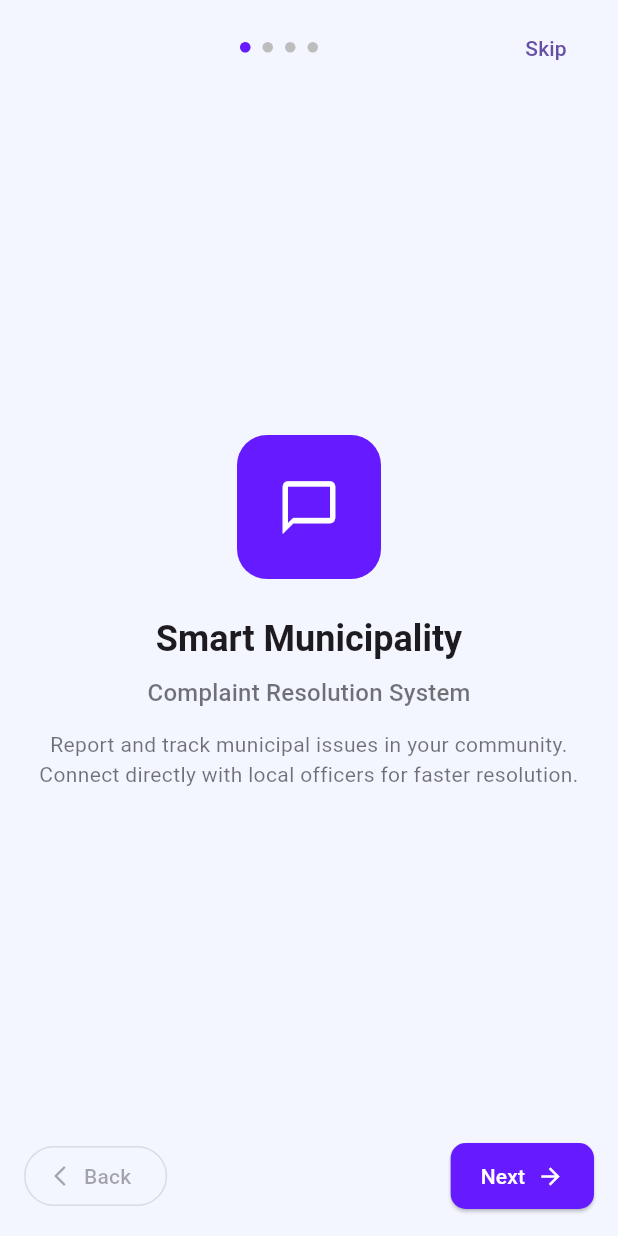
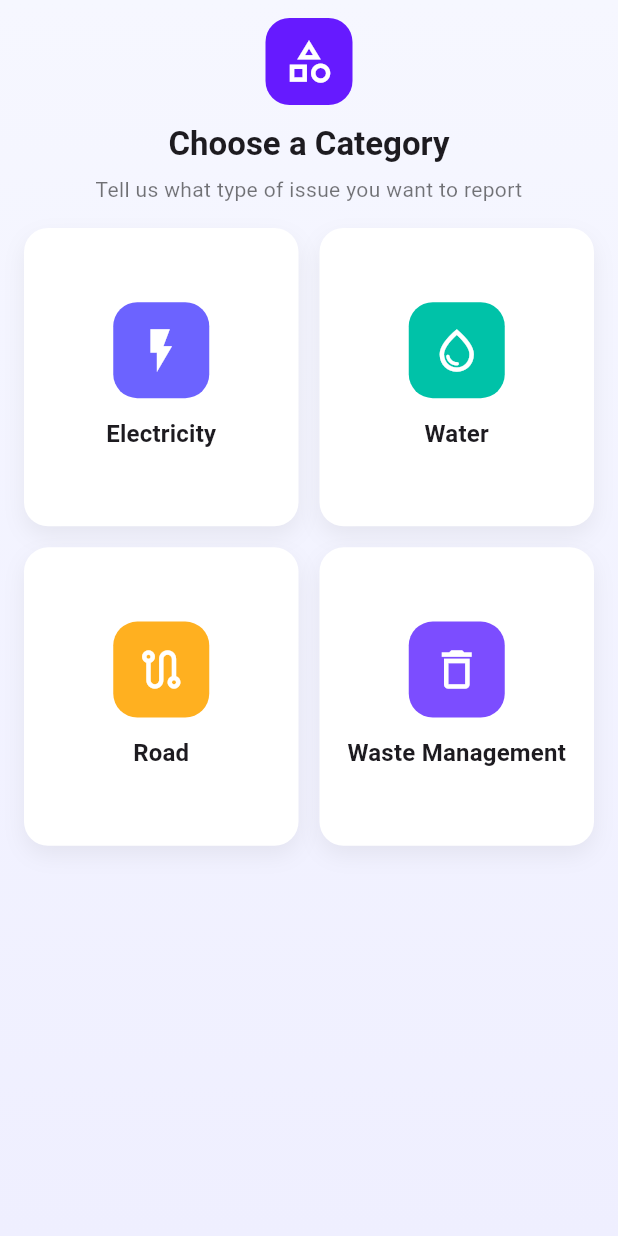
Before and after one commit to ShegerNext/ShegerNext-Mobile, a Flutter app: the screen it shows after launch, on a phone screen of 412 x 824 dp. Run offline on Flutter 3.47's test engine with Material 3 defaults, Android fonts, the phone set to English and light mode, and no system bars; our stand-ins replace bloc, dartz, dio, equatable, flutter_bloc, flutter_secure_storage and 5 more.

Commit message:
add category selection page

```diff
--- a/shegernext/lib/core/config/app_router.dart
+++ b/shegernext/lib/core/config/app_router.dart
@@ -9,9 +9,10 @@ import 'package:shegernext/injection_container.dart';
 import 'package:shegernext/features/complaints/presentation/bloc/complaints_bloc.dart';
 import 'package:shegernext/features/auth/presentation/screens/login_page.dart';
 import 'package:shegernext/features/auth/presentation/screens/signup_page.dart';
+import 'package:shegernext/features/categories/presentation/screens/category_select_page.dart';
 
 final GoRouter appRouter = GoRouter(
-  initialLocation: RouteNames.onboarding,
+  initialLocation: RouteNames.categorySelect,
   routes: <RouteBase>[
     GoRoute(
       path: RouteNames.onboarding,
@@ -38,14 +39,23 @@ final GoRouter appRouter = GoRouter(
           const MaterialPage(child: SignupPage()),
     ),
     GoRoute(
+      path: RouteNames.categorySelect,
+      name: RouteNames.categorySelect,
+      pageBuilder: (BuildContext context, GoRouterState state) =>
+          const MaterialPage(child: CategorySelectPage()),
+    ),
+    GoRoute(
       path: RouteNames.submitComplaint,
       name: RouteNames.submitComplaint,
-      pageBuilder: (BuildContext context, GoRouterState state) => MaterialPage(
-        child: BlocProvider(
-          create: (_) => sl<ComplaintsBloc>(),
-          child: const SubmitComplaintPage(),
-        ),
-      ),
+      pageBuilder: (BuildContext context, GoRouterState state) {
+        final String? category = state.extra as String?;
+        return MaterialPage(
+          child: BlocProvider(
+            create: (_) => sl<ComplaintsBloc>(),
+            child: SubmitComplaintPage(initialCategory: category),
+          ),
+        );
+      },
     ),
   ],
 );
--- a/shegernext/lib/core/config/route_names.dart
+++ b/shegernext/lib/core/config/route_names.dart
@@ -5,4 +5,5 @@ class RouteNames {
   static const String submitComplaint = '/submit-complaint';
   static const String login = '/auth/login';
   static const String signup = '/auth/signup';
+  static const String categorySelect = '/category-select';
 }
--- /dev/null
+++ b/shegernext/lib/features/categories/presentation/screens/category_select_page.dart
@@ -0,0 +1,157 @@
+import 'package:flutter/material.dart';
+import 'package:go_router/go_router.dart';
+import 'package:shegernext/core/config/route_names.dart';
+
+class CategorySelectPage extends StatelessWidget {
+  const CategorySelectPage({super.key});
+
+  @override
+  Widget build(BuildContext context) {
+    return Scaffold(
+      body: Container(
+        decoration: const BoxDecoration(
+          gradient: LinearGradient(
+            colors: <Color>[Color(0xFFF6F7FF), Color(0xFFEFEFFF)],
+            begin: Alignment.topCenter,
+            end: Alignment.bottomCenter,
+          ),
+        ),
+        child: SafeArea(
+          child: Padding(
+            padding: const EdgeInsets.fromLTRB(16, 12, 16, 12),
+            child: Column(
+              crossAxisAlignment: CrossAxisAlignment.center,
+              children: <Widget>[
+                Container(
+                  decoration: BoxDecoration(
+                    color: const Color(0xFF661AFF),
+                    borderRadius: BorderRadius.circular(16),
+                  ),
+                  padding: const EdgeInsets.all(12),
+                  child: const Icon(
+                    Icons.category_outlined,
+                    color: Colors.white,
+                    size: 34,
+                  ),
+                ),
+                const SizedBox(height: 12),
+                Text(
+                  'Choose a Category',
+                  style: Theme.of(
+                    context,
+                  ).textTheme.titleLarge?.copyWith(fontWeight: FontWeight.w700),
+                ),
+                const SizedBox(height: 6),
+                Text(
+                  'Tell us what type of issue you want to report',
+                  textAlign: TextAlign.center,
+                  style: Theme.of(
+                    context,
+                  ).textTheme.bodyMedium?.copyWith(color: Colors.black54),
+                ),
+                const SizedBox(height: 16),
+                Expanded(
+                  child: GridView.count(
+                    physics: const BouncingScrollPhysics(),
+                    crossAxisCount: 2,
+                    crossAxisSpacing: 14,
+                    mainAxisSpacing: 14,
+                    childAspectRatio: 0.92,
+                    children: <Widget>[
+                      _CategoryCard(
+                        color: const Color(0xFF6C63FF),
+                        icon: Icons.flash_on_outlined,
+                        title: 'Electricity',
+                        onTap: () => _goToSubmit(context, 'Electricity'),
+                      ),
+                      _CategoryCard(
+                        color: const Color(0xFF00C2A8),
+                        icon: Icons.water_drop_outlined,
+                        title: 'Water',
+                        onTap: () => _goToSubmit(context, 'Water'),
+                      ),
+                      _CategoryCard(
+                        color: const Color(0xFFFFB020),
+                        icon: Icons.route_outlined,
+                        title: 'Road',
+                        onTap: () => _goToSubmit(context, 'Road'),
+                      ),
+                      _CategoryCard(
+                        color: const Color(0xFF7C4DFF),
+                        icon: Icons.delete_outline,
+                        title: 'Waste Management',
+                        onTap: () => _goToSubmit(context, 'Waste Management'),
+                      ),
+                    ],
+                  ),
+                ),
+              ],
+            ),
+          ),
+        ),
+      ),
+    );
+  }
+
+  void _goToSubmit(BuildContext context, String category) {
+    context.goNamed(RouteNames.submitComplaint, extra: category);
+  }
+}
+
+class _CategoryCard extends StatelessWidget {
+  const _CategoryCard({
+    required this.color,
+    required this.icon,
+    required this.title,
+    required this.onTap,
+  });
+
+  final Color color;
+  final IconData icon;
+  final String title;
+  final VoidCallback onTap;
+
+  @override
+  Widget build(BuildContext context) {
+    return InkWell(
+      onTap: onTap,
+      borderRadius: BorderRadius.circular(16),
+      child: Container(
+        decoration: BoxDecoration(
+          color: Colors.white,
+          borderRadius: BorderRadius.circular(16),
+          boxShadow: <BoxShadow>[
+            BoxShadow(
+              color: Colors.black.withOpacity(0.06),
+              blurRadius: 12,
+              offset: const Offset(0, 6),
+            ),
+          ],
+        ),
+        padding: const EdgeInsets.all(16),
+        child: Column(
+          mainAxisAlignment: MainAxisAlignment.center,
+          children: <Widget>[
+            Container(
+              height: 64,
+              width: 64,
+              decoration: BoxDecoration(
+                color: color,
+                borderRadius: BorderRadius.circular(16),
+              ),
+              child: Icon(icon, color: Colors.white, size: 34),
+            ),
+            const SizedBox(height: 12),
+            Text(
+              title,
+              textAlign: TextAlign.center,
+              style: Theme.of(
+                context,
+              ).textTheme.titleMedium?.copyWith(fontWeight: FontWeight.w600),
+            ),
+          ],
+        ),
+      ),
+    );
+  }
+}
--- a/shegernext/lib/features/complaints/presentation/screens/submit_complaint_page.dart
+++ b/shegernext/lib/features/complaints/presentation/screens/submit_complaint_page.dart
@@ -6,7 +6,9 @@ import 'package:geolocator/geolocator.dart';
 import 'package:shegernext/features/complaints/presentation/bloc/complaints_bloc.dart';
 
 class SubmitComplaintPage extends StatefulWidget {
-  const SubmitComplaintPage({super.key});
+  const SubmitComplaintPage({super.key, this.initialCategory});
+
+  final String? initialCategory;
 
   @override
   State<SubmitComplaintPage> createState() => _SubmitComplaintPageState();
@@ -29,6 +31,14 @@ class _SubmitComplaintPageState extends State<SubmitComplaintPage> {
     _categoryController.dispose();
     _locationController.dispose();
     super.dispose();
+  }
+
+  @override
+  void initState() {
+    super.initState();
+    if (widget.initialCategory != null) {
+      _categoryController.text = widget.initialCategory!;
+    }
   }
 
   void _submit() {
```
